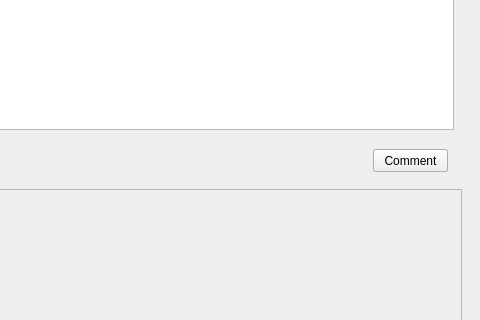
Qt form individualreq/QAA.ui (SyedMTaseen/DataSeed) before a commit; both pictures show x 287 to 767 and y 231 to 551 of the 767 by 704 pixel window.
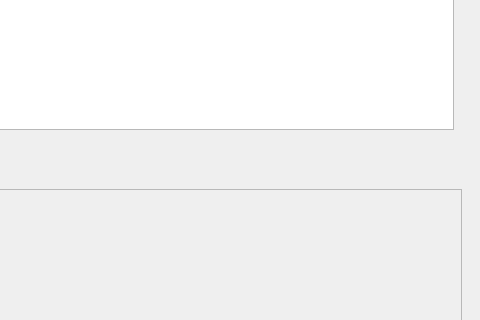
The same form after that commit.

Patch:
```diff
--- a/individualreq/QAA.ui
+++ b/individualreq/QAA.ui
@@ -84,32 +84,6 @@
      <string>Next</string>
     </property>
    </widget>
-   <widget class="QPushButton" name="comentButton">
-    <property name="geometry">
-     <rect>
-      <x>660</x>
-      <y>380</y>
-      <width>75</width>
-      <height>23</height>
-     </rect>
-    </property>
-    <property name="text">
-     <string>Comment</string>
-    </property>
-   </widget>
-   <widget class="QPushButton" name="saveButton">
-    <property name="geometry">
-     <rect>
-      <x>660</x>
-      <y>380</y>
-      <width>75</width>
-      <height>23</height>
-     </rect>
-    </property>
-    <property name="text">
-     <string>Save</string>
-    </property>
-   </widget>
    <widget class="QLabel" name="Lerror">
     <property name="geometry">
      <rect>
```
Left out of the diff: 11 changed lines with no effect on the pictures.
